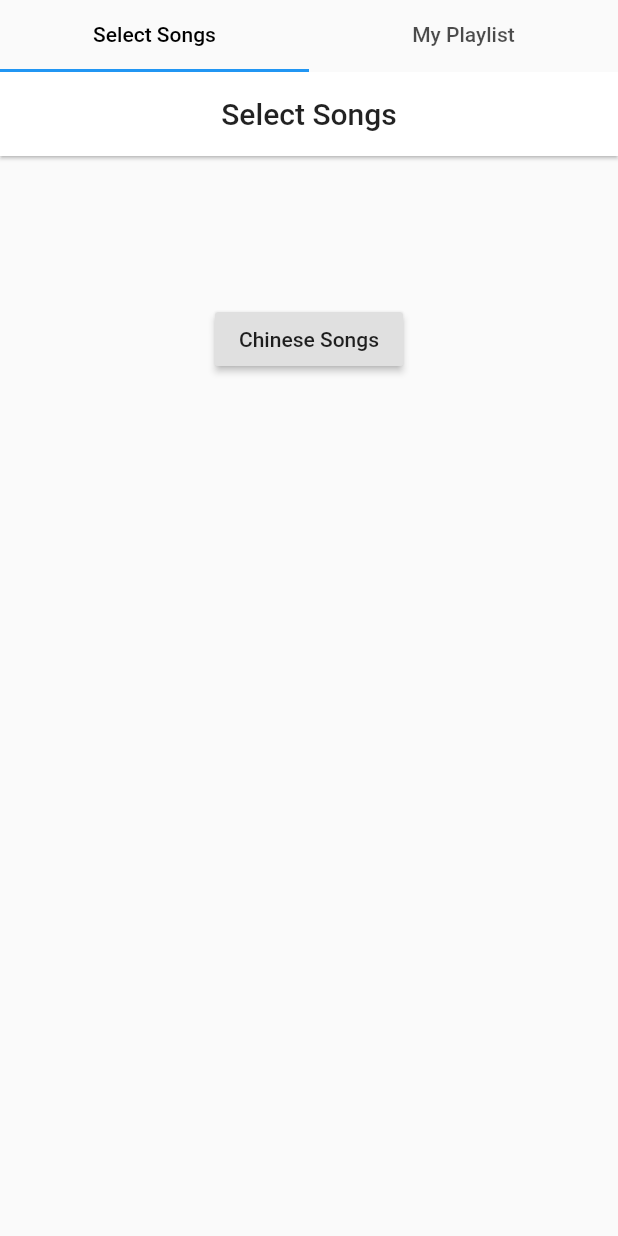
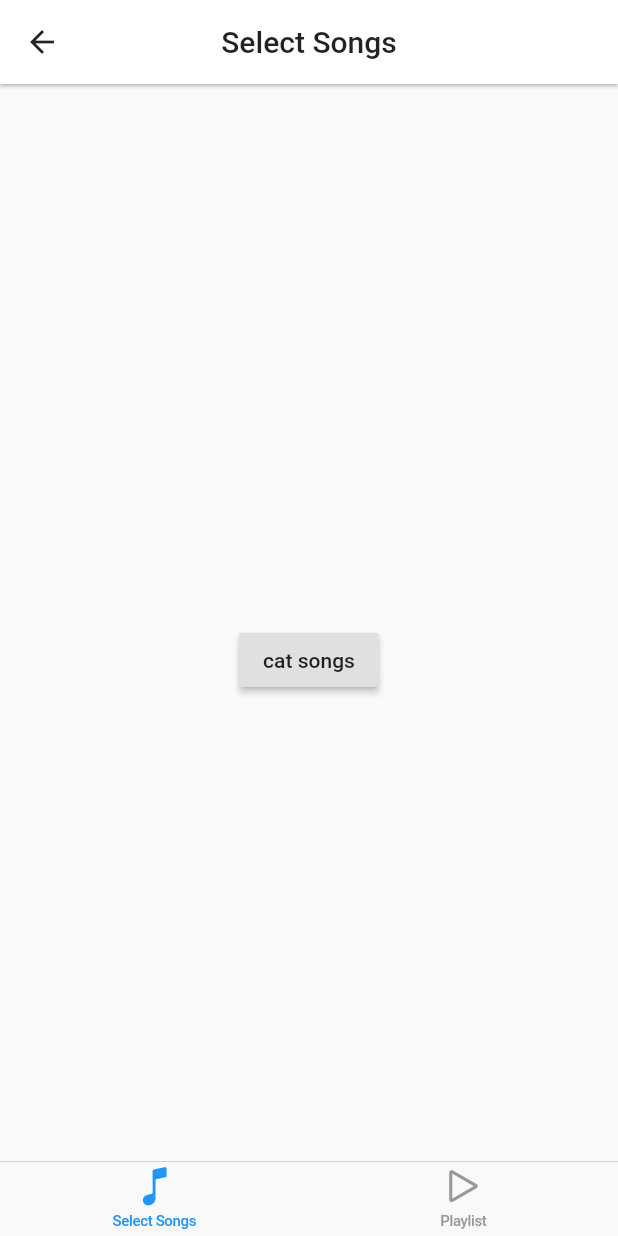
Before and after one commit to Janesee3/KaTVApp, a Flutter app: the KtvUI screen opened directly, on a phone screen of 412 x 824 dp. Run offline on Flutter 3.47's test engine with Material 2 defaults, Android fonts, the phone set to English and light mode, and no system bars; missing offline and left inert: flutter_youtube.

```diff
--- a/lib/main.dart
+++ b/lib/main.dart
@@ -1,4 +1,5 @@
 import 'package:flutter/material.dart';
+import 'package:flutter/cupertino.dart';
 import 'package:flutter_youtube/flutter_youtube.dart';
 
 void main() => runApp(MyApp());
@@ -44,8 +45,11 @@ class _MyHomePageState extends State<MyHomePage> {
         ),
         body: Center(
             child: Column(
-          mainAxisAlignment: MainAxisAlignment.spaceEvenly,
-          children: <Widget>[VideoComponent(videoUrl: "meow"), KtvUI()],
+          mainAxisAlignment: MainAxisAlignment.spaceBetween,
+          children: <Widget>[
+            Expanded(child: VideoComponent(videoUrl: "meow"), flex: 2),
+            Expanded(child: KtvUI(), flex: 3)
+          ],
         )));
   }
 }
@@ -71,9 +75,11 @@ class _VideoComponentState extends State<VideoComponent> {
 
   @override
   Widget build(BuildContext context) {
-    return Center(
+    return Container(
+        decoration: BoxDecoration(color: Colors.blue[50]),
+        child: Center(
           child: Column(
-        mainAxisAlignment: MainAxisAlignment.start,
+            mainAxisAlignment: MainAxisAlignment.center,
             children: <Widget>[
               Text("This is a placeholder for video"),
               RaisedButton(
@@ -82,7 +88,7 @@ class _VideoComponentState extends State<VideoComponent> {
               ),
             ],
           ),
-    );
+        ));
   }
 }
 
@@ -117,24 +123,23 @@ class _KtvUIState extends State<KtvUI> with SingleTickerProviderStateMixin {
 
   @override
   Widget build(BuildContext context) {
-    return Center(
-        child: Column(
-      children: <Widget>[
-        TabBar(
-          controller: _tabController,
-          tabs: myTabs,
-          labelColor: Colors.black,
+    return Container(
+        child: CupertinoTabScaffold(
+      tabBar: CupertinoTabBar(items: const <BottomNavigationBarItem>[
+        BottomNavigationBarItem(
+          icon: Icon(CupertinoIcons.music_note),
+          title: Text('Select Songs'),
         ),
-        SizedBox(
-            height: 300.0,
-            child: TabBarView(
-              controller: _tabController,
-              children: <Widget>[
-                SelectSong(),
-                Center(child: Text("Your Playlist"))
-              ],
-            ))
-      ],
+        BottomNavigationBarItem(
+          icon: Icon(CupertinoIcons.play_arrow),
+          title: Text('Playlist'),
+        ),
+      ]),
+      tabBuilder: (context, index) => CupertinoPageScaffold(
+            child: Center(
+              child: index == 0 ? SelectSong() : Text("Playlist"),
+            ),
+          ),
     ));
   }
 }
@@ -151,44 +156,109 @@ class SelectSong extends StatefulWidget {
 }
 
 class _SelectSongState extends State<SelectSong> {
-  AppBar _getAppBar(String title) {
+  final List<String> _currPageType = new List<String>();
+
+  AppBar _getAppBar(String title, bool hasBack) {
     return AppBar(
         title: Text(title, style: TextStyle(color: Colors.black87)),
         backgroundColor: Colors.white,
         centerTitle: true,
         elevation: 1.0,
         iconTheme: IconThemeData(color: Colors.black87),
+        leading: hasBack
+            ? IconButton(
+                icon: Icon(Icons.chevron_left),
+                onPressed: () {
+                  setState(() {
+                    _currPageType.removeLast();
+                  });
+                })
+            : null);
+  }
+
+  Scaffold _getCategoriesView(String category) {
+    return Scaffold(
+        appBar: _getAppBar("Select Songs", false),
+        body: Center(
+          child: RaisedButton(
+            child: Text(category),
+            onPressed: () => _goToCategory(category),
+          ),
+        ));
+  }
+
+  Scaffold _getCategoryDetailView() {
+    return Scaffold(
+        appBar: _getAppBar(_currPageType[0], true),
+        body: Center(
+          child: RaisedButton(
+            child: Text("The Meowttens"),
+            onPressed: () {},
+          ),
+        ));
+  }
+
+  Scaffold _getNotFoundView() {
+    return Scaffold(
+      appBar: _getAppBar("No Such Route", false),
+      body: Center(child: Text(":(")),
     );
   }
 
-  void _pushToCategory(BuildContext context) {
-    Navigator.of(context).push(
-      MaterialPageRoute<void>(
-        builder: (BuildContext context) {
-          // Returns a Scaffold. We are defining the body here
+  void _goToCategory(String category) {
+    setState(() {
+      _currPageType.add(category);
+    });
+  }
 
-          return Scaffold(
-              appBar: _getAppBar("Chinese Songs"),
-              body: Center(
-                child: RaisedButton(
-                  child: Text("Meow"),
-                  onPressed: () => _pushToCategory(context),
-                ),
-              ));
-        },
-      ),
-    );
-  }
+  // void _pushToCategory(BuildContext context) {
+  //   Navigator.of(context).push(
+  //     MaterialPageRoute<void>(
+  //       builder: (BuildContext context) {
+  //         // Returns a Scaffold. We are defining the body here
+
+  //         return Scaffold(
+  //             appBar: _getAppBar("Chinese Songs"),
+  //             body: Center(
+  //               child: RaisedButton(
+  //                 child: Text("Meow"),
+  //                 onPressed: () => _pushToCategory(context),
+  //               ),
+  //             ));
+  //       },
+  //     ),
+  //   );
+  // }
+
+  // void _goToCategory(BuildContext context) {
+  //   Navigator.of(context).push(PageRouteBuilder(
+  //       opaque: false,
+  //       pageBuilder: (BuildContext context, _, __) {
+  //         return Center(
+  //             child: Column(
+  //           // mainAxisAlignment: MainAxisAlignment.spaceBetween,
+  //           children: <Widget>[
+  //             Expanded(child: Container(), flex: 2),
+  //             Expanded(child: KtvUI(), flex: 3)
+  //           ],
+  //         ));
+  //       },
+  //       transitionsBuilder:
+  //           (___, Animation<double> animation, ____, Widget child) {
+  //         return FadeTransition(
+  //           opacity: animation,
+  //           child: RotationTransition(
+  //             turns: Tween<double>(begin: 0.5, end: 1.0).animate(animation),
+  //             child: child,
+  //           ),
+  //         );
+  //       }));
+  // }
 
   @override
   Widget build(BuildContext context) {
-    return Scaffold(
-        appBar: _getAppBar("Select Songs"),
-        body: Center(
-          child: RaisedButton(
-            child: Text("Chinese Songs"),
-            onPressed: () => _pushToCategory(context),
-          ),
-        ));
+    if (_currPageType.length == 0) return _getCategoriesView("cat songs");
+    if (_currPageType.length == 1) return _getCategoryDetailView();
+    return _getNotFoundView();
   }
 }
```
Lines whose indentation alone changed are shown as unchanged.
